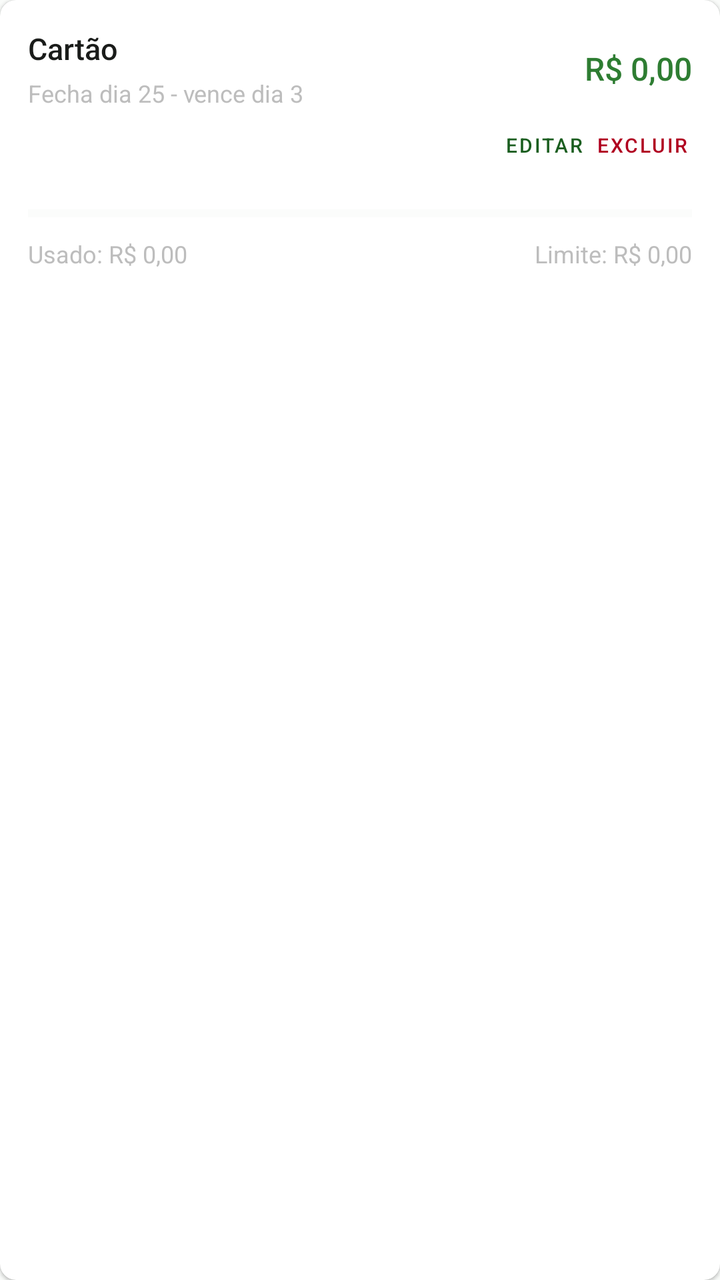
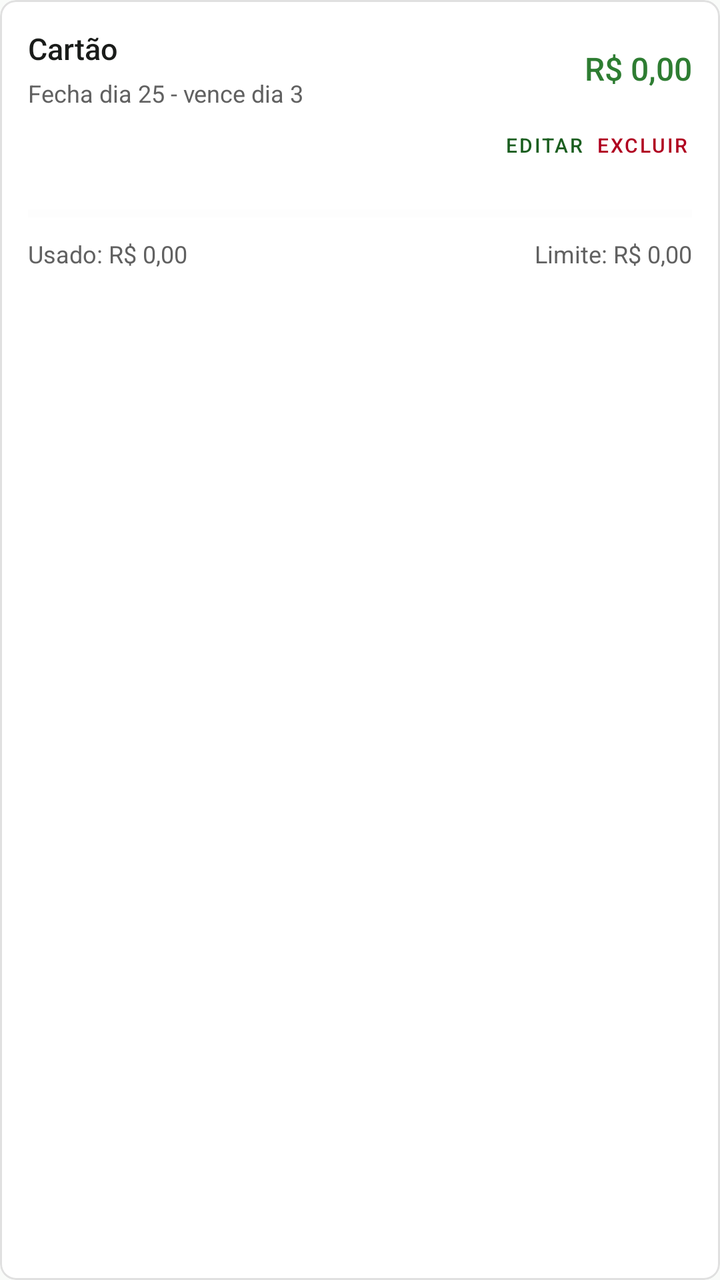

An Android layout rendered at two revisions. The XML below is the earlier revision; the diff shows what the commit changed to produce the second picture.
<!-- AndroidManifest.xml: application theme Theme.Financeiro -->
<!-- res/layout/item_cartao_carteira.xml -->
<?xml version="1.0" encoding="utf-8"?>
<com.google.android.material.card.MaterialCardView
    xmlns:android="http://schemas.android.com/apk/res/android"
    xmlns:app="http://schemas.android.com/apk/res-auto"
    android:layout_width="match_parent"
    android:layout_height="wrap_content"
    android:layout_marginBottom="8dp"
    app:cardBackgroundColor="@color/surface"
    app:cardCornerRadius="8dp"
    app:cardElevation="1dp">

    <LinearLayout
        android:layout_width="match_parent"
        android:layout_height="wrap_content"
        android:orientation="vertical"
        android:padding="14dp">

        <LinearLayout
            android:layout_width="match_parent"
            android:layout_height="wrap_content"
            android:gravity="center_vertical"
            android:orientation="horizontal">

            <LinearLayout
                android:layout_width="0dp"
                android:layout_height="wrap_content"
                android:layout_weight="1"
                android:orientation="vertical">

                <TextView
                    android:id="@+id/tv_nome_cartao"
                    android:layout_width="wrap_content"
                    android:layout_height="wrap_content"
                    android:fontFamily="sans-serif-medium"
                    android:text="Cartão"
                    android:textColor="@color/on_surface"
                    android:textSize="15sp" />

                <TextView
                    android:id="@+id/tv_detalhe_cartao"
                    android:layout_width="wrap_content"
                    android:layout_height="wrap_content"
                    android:layout_marginTop="4dp"
                    android:text="Fecha dia 25 - vence dia 3"
                    android:textColor="@color/on_surface_variant"
                    android:textSize="12sp" />
            </LinearLayout>

            <TextView
                android:id="@+id/tv_disponivel_cartao"
                android:layout_width="wrap_content"
                android:layout_height="wrap_content"
                android:fontFamily="sans-serif-medium"
                android:text="R$ 0,00"
                android:textColor="@color/receita"
                android:textSize="16sp" />
        </LinearLayout>

        <LinearLayout
            android:layout_width="match_parent"
            android:layout_height="36dp"
            android:gravity="end"
            android:orientation="horizontal">

            <com.google.android.material.button.MaterialButton
                android:id="@+id/btn_editar_cartao"
                style="@style/Widget.MaterialComponents.Button.TextButton"
                android:layout_width="48dp"
                android:layout_height="36dp"
                android:minWidth="0dp"
                android:padding="0dp"
                android:text="Editar"
                android:textSize="10sp" />

            <com.google.android.material.button.MaterialButton
                android:id="@+id/btn_excluir_cartao"
                style="@style/Widget.MaterialComponents.Button.TextButton"
                android:layout_width="50dp"
                android:layout_height="36dp"
                android:minWidth="0dp"
                android:padding="0dp"
                android:text="Excluir"
                android:textColor="@color/error"
                android:textSize="10sp" />
        </LinearLayout>

        <ProgressBar
            android:id="@+id/progress_limite"
            style="?android:attr/progressBarStyleHorizontal"
            android:layout_width="match_parent"
            android:layout_height="8dp"
            android:layout_marginTop="12dp"
            android:max="100"
            android:progress="0"
            android:progressTint="@color/despesa"
            android:progressBackgroundTint="@color/surface_variant" />

        <LinearLayout
            android:layout_width="match_parent"
            android:layout_height="wrap_content"
            android:layout_marginTop="8dp"
            android:orientation="horizontal">

            <TextView
                android:id="@+id/tv_usado_cartao"
                android:layout_width="0dp"
                android:layout_height="wrap_content"
                android:layout_weight="1"
                android:text="Usado: R$ 0,00"
                android:textColor="@color/on_surface_variant"
                android:textSize="12sp" />

            <TextView
                android:id="@+id/tv_limite_cartao"
                android:layout_width="wrap_content"
                android:layout_height="wrap_content"
                android:text="Limite: R$ 0,00"
                android:textColor="@color/on_surface_variant"
                android:textSize="12sp" />
        </LinearLayout>
    </LinearLayout>
</com.google.android.material.card.MaterialCardView>
<!-- resources referenced by this layout -->
<resources>
  <color name="despesa">#C62828</color>
  <color name="error">#B00020</color>
  <color name="on_surface">#1A1C1A</color>
  <color name="on_surface_variant">#BDBDBD</color>
  <color name="receita">#2E7D32</color>
  <color name="surface">#FFFFFF</color>
  <color name="surface_variant">#F0F4F0</color>
  <style name="Theme.Financeiro" parent="Theme.MaterialComponents.DayNight.NoActionBar">
          <item name="colorPrimary">@color/primary</item>
          <item name="colorOnPrimary">@color/on_primary</item>
          <item name="colorPrimaryContainer">@color/primary_container</item>
          <item name="colorOnPrimaryContainer">@color/on_primary_container</item>
          <item name="colorSecondary">@color/secondary</item>
          <item name="colorOnSecondary">@color/on_secondary</item>
          <item name="colorSecondaryContainer">@color/secondary_container</item>
          <item name="colorOnSecondaryContainer">@color/on_secondary_container</item>
          <item name="colorError">@color/error</item>
          <item name="colorOnError">@color/on_error</item>
          <item name="android:colorBackground">@color/background</item>
          <item name="colorOnBackground">@color/on_background</item>
          <item name="colorSurface">@color/surface</item>
          <item name="colorOnSurface">@color/on_surface</item>
          <item name="colorOutline">@color/outline</item>
          <item name="android:statusBarColor">@color/background</item>
          <item name="android:windowLightStatusBar">true</item>
      </style>
  <color name="primary">#1B5E20</color>
  <color name="on_primary">#FFFFFF</color>
  <color name="primary_container">#C8E6C9</color>
  <color name="on_primary_container">#002106</color>
  <color name="secondary">#388E3C</color>
  <color name="on_secondary">#FFFFFF</color>
  <color name="secondary_container">#DCEDC8</color>
  <color name="on_secondary_container">#1B5E20</color>
  <color name="on_error">#FFFFFF</color>
  <color name="background">#F9FBF9</color>
  <color name="on_background">#1A1C1A</color>
  <color name="outline">#E0E0E0</color>
</resources>

<!-- the commit's change to res/layout/item_cartao_carteira.xml (unified diff, before → after) -->
@@ -7,7 +7,9 @@
     android:layout_marginBottom="8dp"
     app:cardBackgroundColor="@color/surface"
     app:cardCornerRadius="8dp"
-    app:cardElevation="1dp">
+    app:cardElevation="0dp"
+    app:strokeColor="@color/outline"
+    app:strokeWidth="1dp">
 
     <LinearLayout
         android:layout_width="match_parent"
<!-- resource entries referenced after the edit -->
@@ -3,10 +3,10 @@
   <color name="despesa">#C62828</color>
   <color name="error">#B00020</color>
   <color name="on_surface">#1A1C1A</color>
-  <color name="on_surface_variant">#BDBDBD</color>
+  <color name="on_surface_variant">#616161</color>
   <color name="receita">#2E7D32</color>
   <color name="surface">#FFFFFF</color>
-  <color name="surface_variant">#F0F4F0</color>
+  <color name="surface_variant">#F5F5F5</color>
   <style name="Theme.Financeiro" parent="Theme.MaterialComponents.DayNight.NoActionBar">
           <item name="colorPrimary">@color/primary</item>
           <item name="colorOnPrimary">@color/on_primary</item>
@@ -24,7 +24,9 @@
           <item name="colorOnSurface">@color/on_surface</item>
           <item name="colorOutline">@color/outline</item>
           <item name="android:statusBarColor">@color/background</item>
+          <item name="android:navigationBarColor">@color/background</item>
           <item name="android:windowLightStatusBar">true</item>
+          <item name="android:windowLightNavigationBar">true</item>
       </style>
   <color name="primary">#1B5E20</color>
   <color name="on_primary">#FFFFFF</color>
